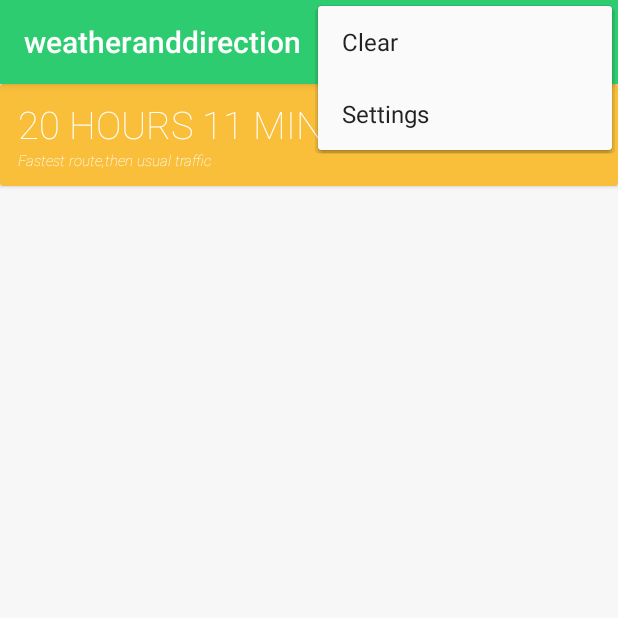
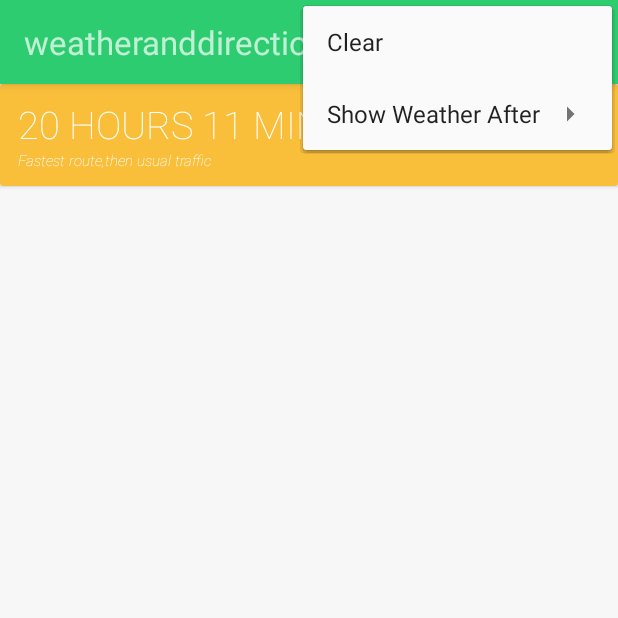
Before and after one commit to rishabhnayak/HelloWorld, an Android app: the screen it shows after launch (MapActivity), with the options menu open, on a phone screen of 412 x 824 dp, the top half of it. Run offline under Robolectric (Android 15) with nearby library versions, the phone set to English and light mode, and no system bars; libraries missing offline, so code that uses them is left out: com.google.maps.android, com.sothree.slidinguppanel; plain views replace SlidingUpPanelLayout; pictures from the network do not load; 4 statements that could not run were skipped.

Commit message:
radio button added

```diff
--- a/app/src/main/res/layout/activity_main2.xml
+++ b/app/src/main/res/layout/activity_main2.xml
@@ -5,7 +5,8 @@
     android:layout_width="match_parent"
     android:layout_height="match_parent"
     android:fitsSystemWindows="true"
-    tools:openDrawer="start">
+    tools:openDrawer="start"
+    >
 
     <include
         layout="@layout/app_bar_main2"
--- a/app/src/main/res/layout/activity_map.xml
+++ b/app/src/main/res/layout/activity_map.xml
@@ -170,6 +170,7 @@ android:visibility="gone"
                     android:layout_alignParentBottom="true"
                     android:layout_margin="@dimen/fab_margin"
                     android:src="@drawable/ic_today_black_24dp" />
+
             </RelativeLayout>
         </LinearLayout>
         <LinearLayout
--- a/app/src/main/res/layout/app_bar_main2.xml
+++ b/app/src/main/res/layout/app_bar_main2.xml
@@ -5,16 +5,27 @@
     android:layout_height="match_parent">
 
     <android.support.design.widget.AppBarLayout
+        android:fontFamily="sans-serif-thin"
         android:layout_width="match_parent"
         android:layout_height="wrap_content"
         android:theme="@style/AppTheme.AppBarOverlay">
 
         <android.support.v7.widget.Toolbar
+            android:fontFamily="sans-serif-thin"
             android:id="@+id/toolbar"
             android:layout_width="match_parent"
             android:layout_height="?attr/actionBarSize"
             android:background="?attr/colorPrimary"
-            app:popupTheme="@style/AppTheme.PopupOverlay" />
+            app:popupTheme="@style/AppTheme.PopupOverlay" >
+            <TextView
+                android:textSize="22sp"
+                android:textStyle="bold"
+                android:fontFamily="sans-serif-thin"
+                android:layout_width="wrap_content"
+                android:layout_height="wrap_content"
+                android:text="@string/app_name"
+                android:id="@+id/toolbar_title" />
+        </android.support.v7.widget.Toolbar>
 
     </android.support.design.widget.AppBarLayout>
 
--- a/app/src/main/res/menu/main2.xml
+++ b/app/src/main/res/menu/main2.xml
@@ -4,17 +4,44 @@
     <item
         android:id="@+id/action_retry"
         android:icon="@drawable/ic_refresh_black_24dp"
-        android:orderInCategory="100"
         android:title="retry"
         app:showAsAction="always" />
     <item
+        android:fontFamily="sans-serif-thin"
         android:id="@+id/action_clr"
-        android:orderInCategory="100"
         android:title="Clear"
         app:showAsAction="never" />
     <item
+        android:fontFamily="sans-serif-thin"
         android:id="@+id/action_settings"
-        android:orderInCategory="100"
-        android:title="@string/action_settings"
-        app:showAsAction="never" />
+        android:title="Show Weather After"
+        app:showAsAction="never" >
+        <menu>
+            <group android:checkableBehavior="single">
+                <item
+                    android:fontFamily="sans-serif-thin"
+                    android:id="@+id/km20"
+                    android:orderInCategory="1"
+                    android:title="Every 20 Km"/>
+
+                <item
+                    android:fontFamily="sans-serif-thin"
+                    android:id="@+id/km30"
+                    android:orderInCategory="2"
+                    android:title="Every 30 Km"/>
+
+                <item
+                    android:fontFamily="sans-serif-thin"
+                    android:id="@+id/km40"
+                    android:orderInCategory="3"
+                    android:title="Every 40 Km"/>
+
+                <item
+                    android:fontFamily="sans-serif-thin"
+                    android:id="@+id/km50"
+                    android:orderInCategory="4"
+                    android:title="Every 50 Km"/>
+            </group>
+        </menu>
+    </item>
 </menu>
```
Also changed, not shown: app/src/main/java/com/MsoftTexas/directionandweather/MapActivity.java (+37 -9 lines).
